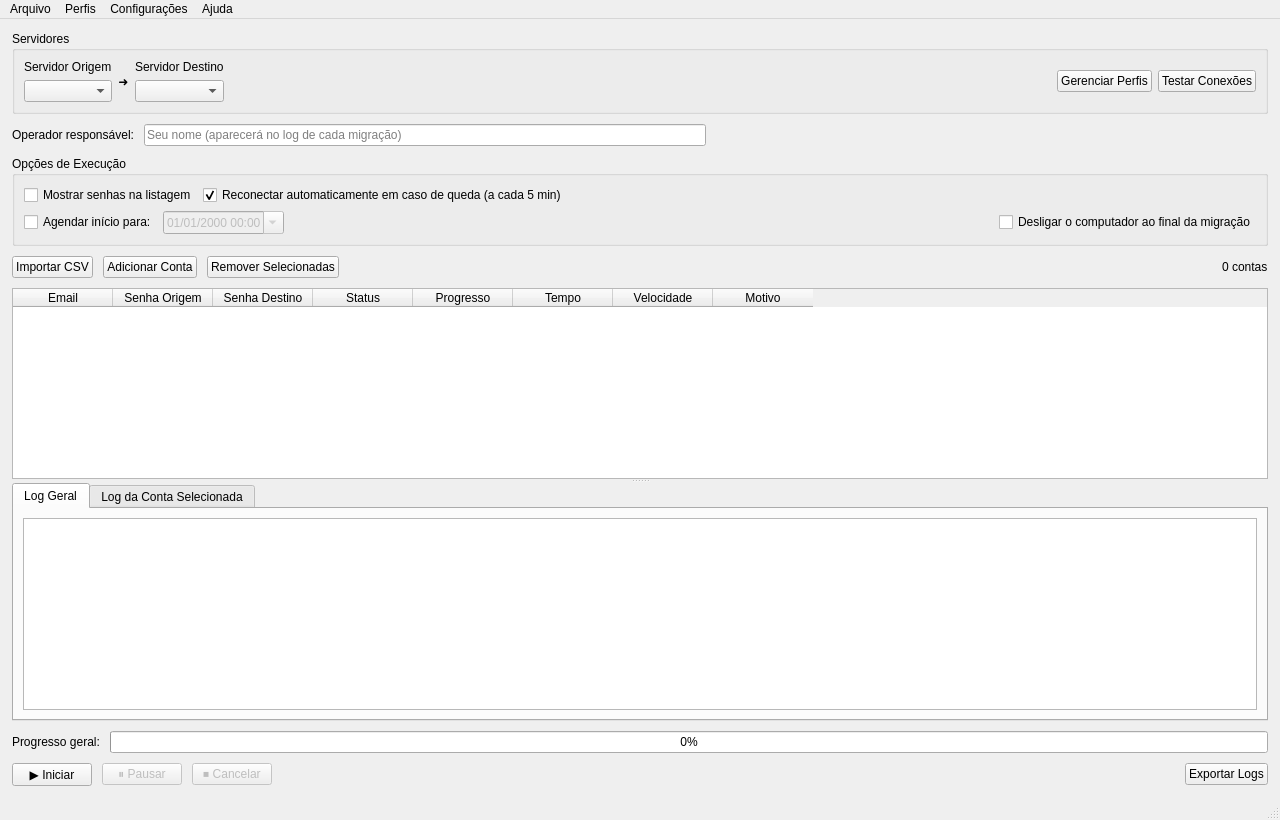
The window that ui/main_window.ui (Rukinha/Imapsync-Manager) describes before a commit, drawn with Qt 5.
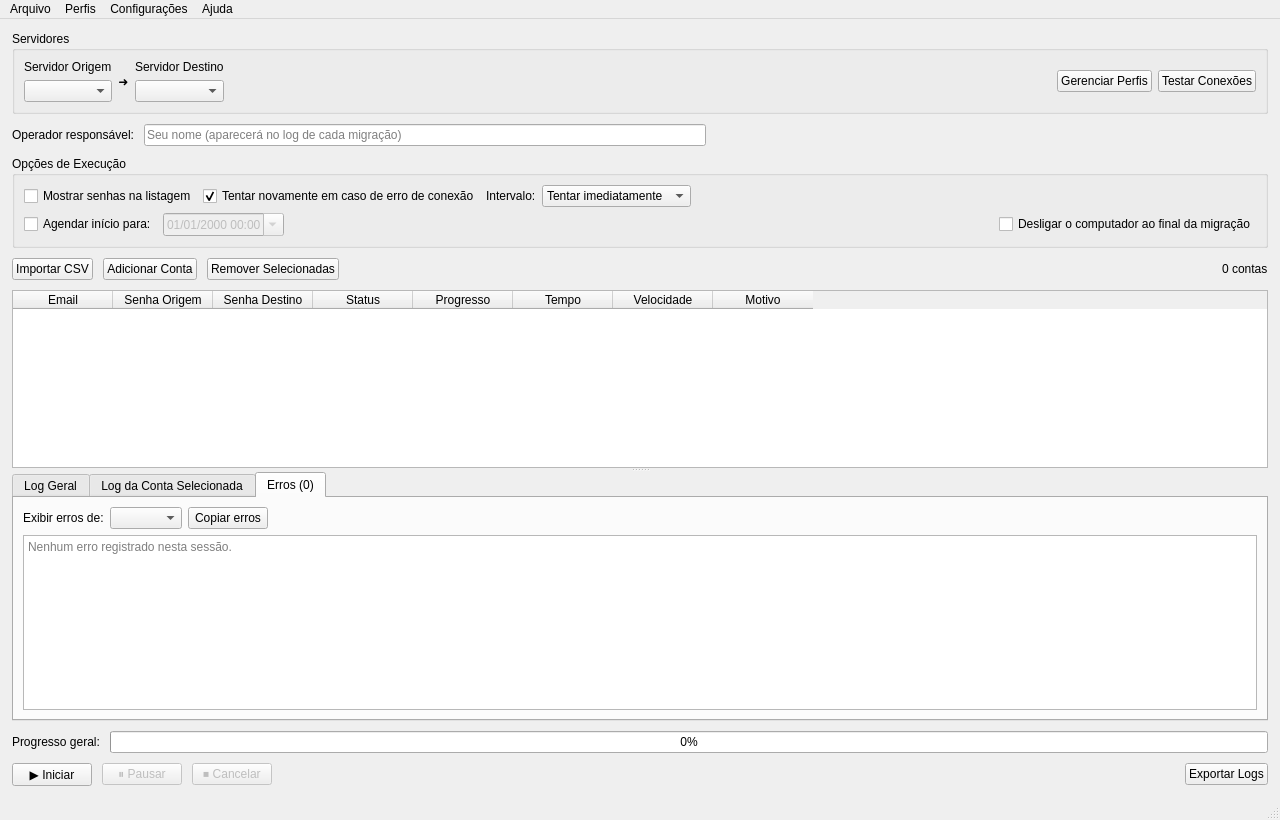
The same window after the commit. The open tabs and pages were chosen to show the change.

Commit message: Melhora UX, logs, retry e instalador WSL

```diff
--- a/ui/main_window.ui
+++ b/ui/main_window.ui
@@ -125,11 +125,23 @@
           </widget>
          </item>
          <item>
-          <widget class="QCheckBox" name="checkAutoRetry">
-           <property name="text"><string>Reconectar automaticamente em caso de queda (a cada 5 min)</string></property>
+         <widget class="QCheckBox" name="checkAutoRetry">
+           <property name="text"><string>Tentar novamente em caso de erro de conexão</string></property>
            <property name="checked"><bool>true</bool></property>
           </widget>
          </item>
+         <item>
+          <widget class="QLabel" name="labelRetryDelay"><property name="text"><string>Intervalo:</string></property></widget>
+         </item>
+         <item>
+          <widget class="QComboBox" name="comboRetryDelay">
+           <item><property name="text"><string>Tentar imediatamente</string></property><property name="userData" stdset="0"><number>0</number></property></item>
+           <item><property name="text"><string>Após 30 segundos</string></property><property name="userData" stdset="0"><number>30</number></property></item>
+           <item><property name="text"><string>Após 1 minuto</string></property><property name="userData" stdset="0"><number>60</number></property></item>
+           <item><property name="text"><string>Após 5 minutos</string></property><property name="userData" stdset="0"><number>300</number></property></item>
+           <item><property name="text"><string>Após 15 minutos</string></property><property name="userData" stdset="0"><number>900</number></property></item>
+          </widget>
+         </item>
          <item>
           <spacer name="optionsRow1Spacer">
            <property name="orientation"><enum>Qt::Orientation::Horizontal</enum></property>
@@ -250,6 +262,18 @@
          </item>
         </layout>
        </widget>
+       <widget class="QWidget" name="tabErrorLog">
+        <attribute name="title"><string>Erros (0)</string></attribute>
+        <layout class="QVBoxLayout" name="errorLogLayout">
+         <item><layout class="QHBoxLayout" name="errorFilterLayout">
+          <item><widget class="QLabel" name="labelErrorFilter"><property name="text"><string>Exibir erros de:</string></property></widget></item>
+          <item><widget class="QComboBox" name="comboErrorAccount"><property name="minimumWidth"><number>280</number></property></widget></item>
+          <item><widget class="QPushButton" name="btnCopyErrors"><property name="text"><string>Copiar erros</string></property></widget></item>
+          <item><spacer name="errorFilterSpacer"><property name="orientation"><enum>Qt::Orientation::Horizontal</enum></property><property name="sizeHint" stdset="0"><size><width>40</width><height>20</height></size></property></spacer></item>
+         </layout></item>
+         <item><widget class="QPlainTextEdit" name="textErrorLog"><property name="readOnly"><bool>true</bool></property><property name="placeholderText"><string>Nenhum erro registrado nesta sessão.</string></property></widget></item>
+        </layout>
+       </widget>
       </widget>
 
      </widget>
```
Left out of the diff: 2 changed lines with no effect on the pictures. The commit also changes 8 other files.
